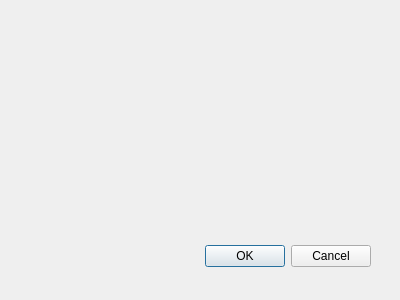
Before: the Qt Designer form src/ExtrusionDialog.ui in Makimars/Konstructor, drawn with Qt 5.
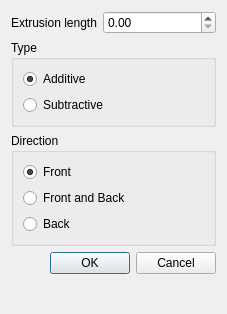
After: the same form once the commit is applied.

Commit message: implemeting extrusion dialog

Diff of the .ui file:
```diff
--- a/src/ExtrusionDialog.ui
+++ b/src/ExtrusionDialog.ui
@@ -8,29 +8,104 @@
    <rect>
     <x>0</x>
     <y>0</y>
-    <width>400</width>
-    <height>300</height>
+    <width>227</width>
+    <height>314</height>
    </rect>
   </property>
   <property name="windowTitle">
    <string>Dialog</string>
   </property>
-  <widget name="buttonBox" class="QDialogButtonBox">
-   <property name="geometry">
-    <rect>
-     <x>30</x>
-     <y>240</y>
-     <width>341</width>
-     <height>32</height>
-    </rect>
-   </property>
-   <property name="orientation">
-    <enum>Qt::Horizontal</enum>
-   </property>
-   <property name="standardButtons">
-    <set>QDialogButtonBox::Cancel|QDialogButtonBox::Ok</set>
-   </property>
-  </widget>
+  <layout class="QFormLayout" name="formLayout">
+   <item row="0" column="0">
+    <widget class="QLabel" name="label">
+     <property name="text">
+      <string>Extrusion length</string>
+     </property>
+    </widget>
+   </item>
+   <item row="0" column="1">
+    <widget class="QDoubleSpinBox" name="lengthInput">
+     <property name="sizePolicy">
+      <sizepolicy hsizetype="MinimumExpanding" vsizetype="Fixed">
+       <horstretch>0</horstretch>
+       <verstretch>0</verstretch>
+      </sizepolicy>
+     </property>
+     <property name="maximum">
+      <double>9999999.990000000223517</double>
+     </property>
+    </widget>
+   </item>
+   <item row="1" column="0" colspan="2">
+    <widget class="QGroupBox" name="typeGroup">
+     <property name="title">
+      <string>Type</string>
+     </property>
+     <layout class="QVBoxLayout" name="verticalLayout_2">
+      <item>
+       <widget class="QRadioButton" name="additiveButton">
+        <property name="text">
+         <string>Additive</string>
+        </property>
+        <property name="checked">
+         <bool>true</bool>
+        </property>
+       </widget>
+      </item>
+      <item>
+       <widget class="QRadioButton" name="subtractiveButton">
+        <property name="text">
+         <string>Subtractive</string>
+        </property>
+       </widget>
+      </item>
+     </layout>
+    </widget>
+   </item>
+   <item row="2" column="0" colspan="2">
+    <widget class="QGroupBox" name="groupBox">
+     <property name="title">
+      <string>Direction</string>
+     </property>
+     <layout class="QVBoxLayout" name="verticalLayout">
+      <item>
+       <widget class="QRadioButton" name="frontButton">
+        <property name="text">
+         <string>Front</string>
+        </property>
+        <property name="checked">
+         <bool>true</bool>
+        </property>
+       </widget>
+      </item>
+      <item>
+       <widget class="QRadioButton" name="frontAndBackButton">
+        <property name="text">
+         <string>Front and Back</string>
+        </property>
+       </widget>
+      </item>
+      <item>
+       <widget class="QRadioButton" name="backButton">
+        <property name="text">
+         <string>Back</string>
+        </property>
+       </widget>
+      </item>
+     </layout>
+    </widget>
+   </item>
+   <item row="4" column="0" colspan="2">
+    <widget class="QDialogButtonBox" name="buttonBox">
+     <property name="orientation">
+      <enum>Qt::Horizontal</enum>
+     </property>
+     <property name="standardButtons">
+      <set>QDialogButtonBox::Cancel|QDialogButtonBox::Ok</set>
+     </property>
+    </widget>
+   </item>
+  </layout>
  </widget>
  <pixmapfunction/>
  <resources/>
```
Left out of the diff: 7 changed lines with no effect on the pictures. The commit also changes 5 other files.
